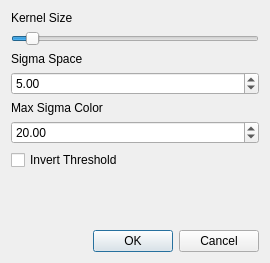
Before: the Qt Designer form gui/parametersdialog.ui in librehat/caiga, drawn with Qt 5.
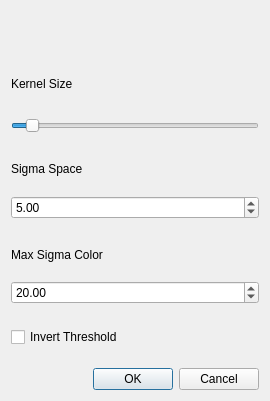
After: the same form once the commit is applied. Custom widgets are drawn as their Qt base class.

The edit to the form file:
```diff
--- a/gui/parametersdialog.ui
+++ b/gui/parametersdialog.ui
@@ -7,7 +7,7 @@
     <x>0</x>
     <y>0</y>
     <width>270</width>
-    <height>263</height>
+    <height>401</height>
    </rect>
   </property>
   <property name="windowTitle">
@@ -17,7 +17,10 @@
    <bool>true</bool>
   </property>
   <layout class="QVBoxLayout" name="verticalLayout">
-   <item>
+   <item alignment="Qt::AlignTop">
+    <widget class="QImageViewer" name="viewer" native="true"/>
+   </item>
+   <item alignment="Qt::AlignBottom">
     <widget class="QLabel" name="kSizeLabel">
      <property name="sizePolicy">
       <sizepolicy hsizetype="Preferred" vsizetype="Fixed">
@@ -30,7 +33,7 @@
      </property>
     </widget>
    </item>
-   <item>
+   <item alignment="Qt::AlignBottom">
     <widget class="QSlider" name="kSizeSlider">
      <property name="value">
       <number>6</number>
@@ -40,7 +43,7 @@
      </property>
     </widget>
    </item>
-   <item>
+   <item alignment="Qt::AlignBottom">
     <widget class="QLabel" name="sigmaSpaceLabel">
      <property name="sizePolicy">
       <sizepolicy hsizetype="Preferred" vsizetype="Fixed">
@@ -53,7 +56,7 @@
      </property>
     </widget>
    </item>
-   <item>
+   <item alignment="Qt::AlignBottom">
     <widget class="QDoubleSpinBox" name="sigmaSpace">
      <property name="minimum">
       <double>1.000000000000000</double>
@@ -66,7 +69,7 @@
      </property>
     </widget>
    </item>
-   <item>
+   <item alignment="Qt::AlignBottom">
     <widget class="QLabel" name="sigmaColourLabel">
      <property name="sizePolicy">
       <sizepolicy hsizetype="Preferred" vsizetype="Fixed">
@@ -79,7 +82,7 @@
      </property>
     </widget>
    </item>
-   <item>
+   <item alignment="Qt::AlignBottom">
     <widget class="QDoubleSpinBox" name="sigmaColour">
      <property name="minimum">
       <double>1.000000000000000</double>
@@ -92,7 +95,7 @@
      </property>
     </widget>
    </item>
-   <item>
+   <item alignment="Qt::AlignBottom">
     <widget class="QCheckBox" name="checkBox">
      <property name="text">
       <string>Invert Threshold</string>
@@ -111,6 +114,14 @@
    </item>
   </layout>
  </widget>
+ <customwidgets>
+  <customwidget>
+   <class>QImageViewer</class>
+   <extends>QWidget</extends>
+   <header>qimageviewer.h</header>
+   <container>1</container>
+  </customwidget>
+ </customwidgets>
  <resources/>
  <connections>
   <connection>
```
